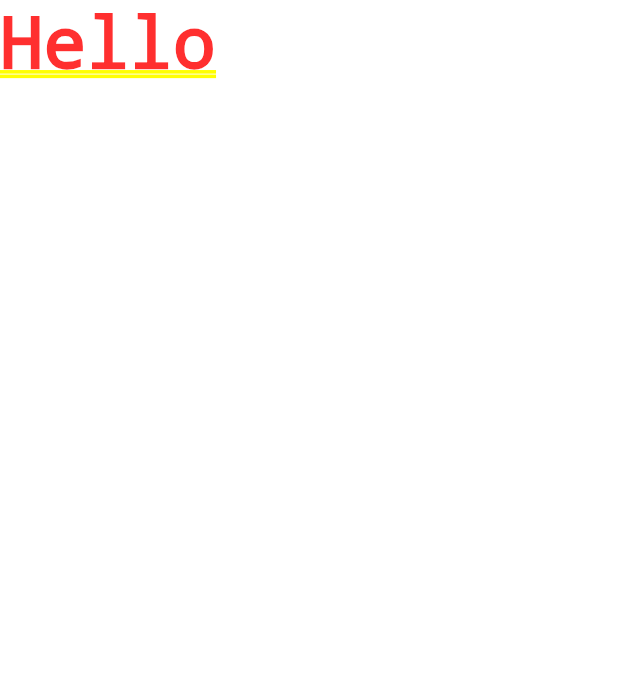
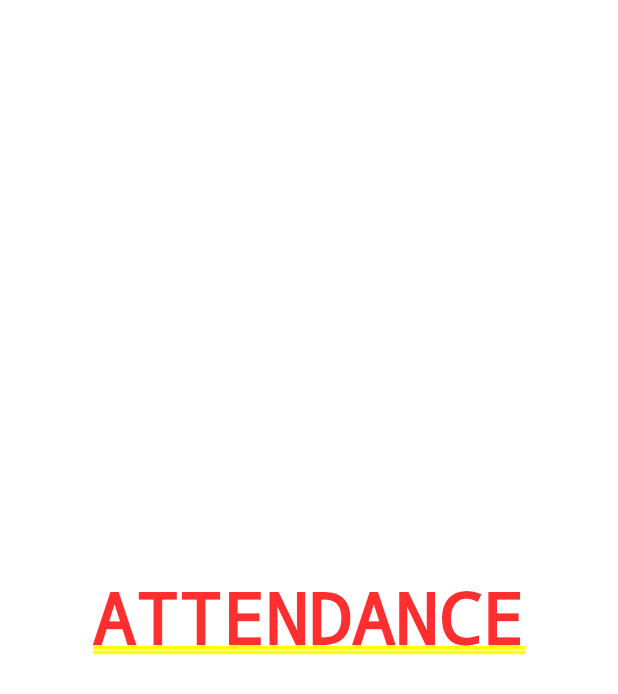
Before and after one commit to zubayer-zidhan/attendance-app, a Flutter app: the screen it shows after launch, on a phone screen of 412 x 824 dp. Shown: the top 694 px of the screen. Run offline on Flutter 3.47's test engine with Material 3 defaults, Android fonts, the phone set to English and light mode, and no system bars.

Commit message:
Update packages

```diff
--- a/lib/main.dart
+++ b/lib/main.dart
@@ -11,7 +11,11 @@ class MyApp extends StatelessWidget {
   Widget build(BuildContext context) {
     return const MaterialApp(
       debugShowCheckedModeBanner: false,
-      home: Text("Hello"),
+      home: Center(
+        child: Text(
+          "ATTENDANCE",
+        ),
+      ),
     );
   }
 }
--- a/pubspec.yaml
+++ b/pubspec.yaml
@@ -45,7 +45,7 @@ dev_dependencies:
   # activated in the `analysis_options.yaml` file located at the root of your
   # package. See that file for information about deactivating specific lint
   # rules and activating additional ones.
-  flutter_lints: ^2.0.0
+  flutter_lints: ^3.0.1
 
 # For information on the generic Dart part of this file, see the
 # following page: https://dart.dev/tools/pub/pubspec
```
Also changed, not shown: pubspec.lock.
